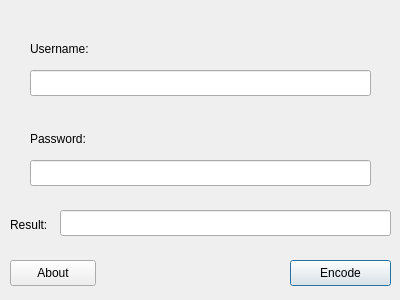
Old version of the form encode.ui in the repository PuruPuru71/httagen.
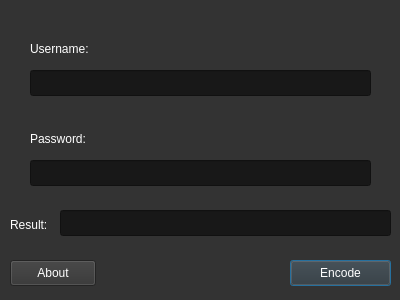
New version of the form.

The edit to the form file:
```diff
--- a/encode.ui
+++ b/encode.ui
@@ -25,6 +25,16 @@
   <property name="windowTitle">
    <string>HTTAGEN - Encode</string>
   </property>
+  <property name="styleSheet">
+   <string notr="true">QWidget {
+color: #FFFFFF;
+background-color: #333333;
+}
+
+QLineEdit {
+background-color: #181818;
+}</string>
+  </property>
   <widget class="QLabel" name="usernameLabel">
    <property name="geometry">
     <rect>
```
